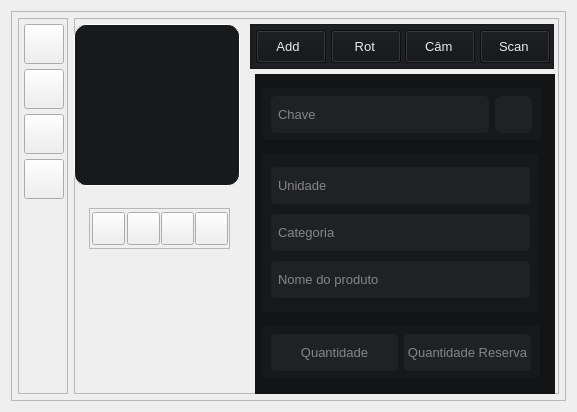
Above: src/gui/uis/windows/ui_file/cadastro_produto.ui from NdondaDaniel2020/SalesManagement before the change. Below: the same form after it.
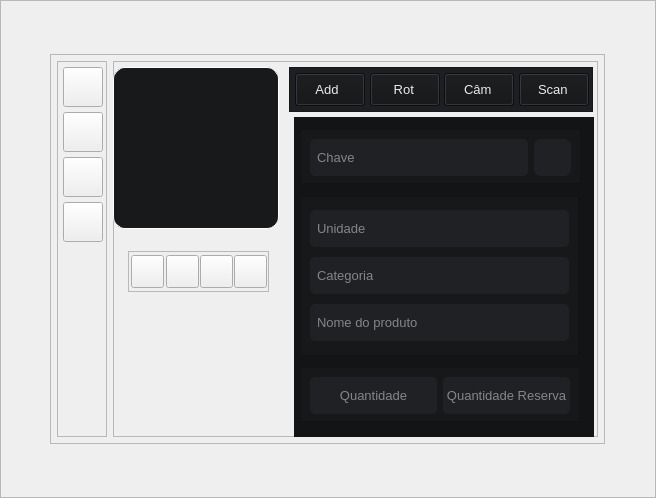
That is the form after the change. Icons and pictures are not drawn. Custom widgets are drawn as their Qt base class.

Commit message: frame para sombra adicionado no cadastro_produto.ui

The edit to the form file:
```diff
--- a/src/gui/uis/windows/ui_file/cadastro_produto.ui
+++ b/src/gui/uis/windows/ui_file/cadastro_produto.ui
@@ -6,8 +6,8 @@
    <rect>
     <x>0</x>
     <y>0</y>
-    <width>573</width>
-    <height>408</height>
+    <width>656</width>
+    <height>498</height>
    </rect>
   </property>
   <property name="minimumSize">
@@ -25,7 +25,49 @@
   <property name="windowTitle">
    <string>Form</string>
   </property>
+  <property name="styleSheet">
+   <string notr="true"/>
+  </property>
   <layout class="QVBoxLayout" name="verticalLayout">
+   <property name="spacing">
+    <number>0</number>
+   </property>
+   <property name="leftMargin">
+    <number>0</number>
+   </property>
+   <property name="topMargin">
+    <number>0</number>
+   </property>
+   <property name="rightMargin">
+    <number>0</number>
+   </property>
+   <property name="bottomMargin">
+    <number>0</number>
+   </property>
+   <item>
+    <widget class="QFrame" name="frame">
+     <property name="frameShape">
+      <enum>QFrame::StyledPanel</enum>
+     </property>
+     <property name="frameShadow">
+      <enum>QFrame::Raised</enum>
+     </property>
+     <layout class="QVBoxLayout" name="verticalLayout_6">
+      <property name="spacing">
+       <number>0</number>
+      </property>
+      <property name="leftMargin">
+       <number>0</number>
+      </property>
+      <property name="topMargin">
+       <number>0</number>
+      </property>
+      <property name="rightMargin">
+       <number>0</number>
+      </property>
+      <property name="bottomMargin">
+       <number>0</number>
+      </property>
    <item alignment="Qt::AlignHCenter">
     <widget class="QFrame" name="frame_center_style">
      <property name="minimumSize">
@@ -1887,6 +1929,9 @@
           </widget>
          </widget>
         </widget>
+          </widget>
+         </item>
+        </layout>
        </widget>
       </item>
      </layout>
```
Lines whose indentation alone changed are shown as unchanged. The commit also changes 2 other files.
